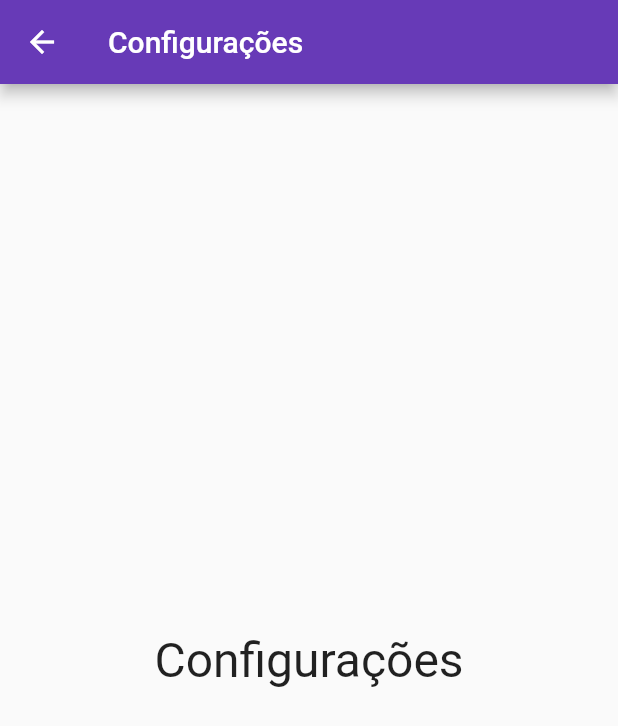
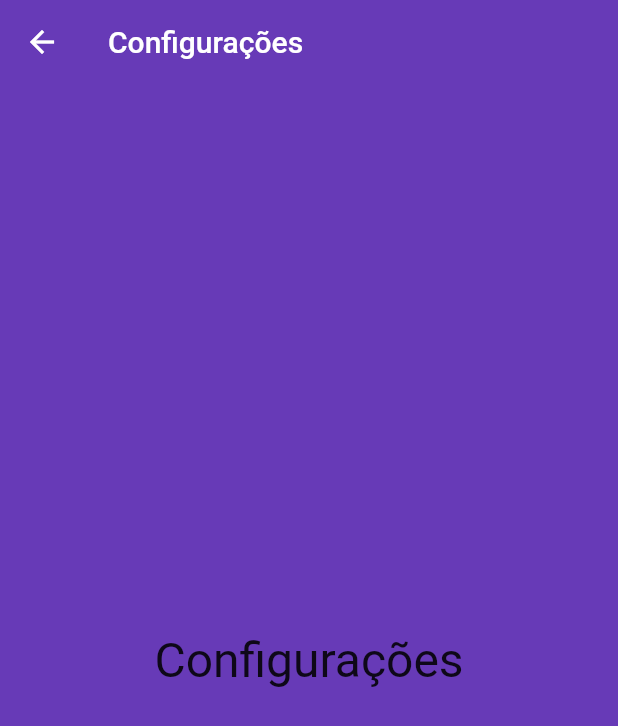
Before and after one commit to avlnx/assembly, a Flutter app: the screen it shows after launch, after a tap on the "settings" icon, on a phone screen of 412 x 824 dp. Shown: the top 726 px of the screen. Run offline on Flutter 3.47's test engine with Material 2 defaults, Android fonts, the phone set to English and light mode, and no system bars.

Commit message:
Adds load more button

```diff
--- a/lib/home_widget.dart
+++ b/lib/home_widget.dart
@@ -23,6 +23,7 @@ class _HomeState extends State<Home> {
   Widget build(BuildContext context) {
     return Scaffold(
       appBar: AppBar(
+        elevation: 0.0,
         title: Text(
           'Desenrola',
           style: TextStyle(
@@ -49,6 +50,7 @@ class _HomeState extends State<Home> {
         onTap: onTabTapped,
         currentIndex: _currentIndex, // will be set when a new tab is tapped
         type: BottomNavigationBarType.fixed,
+        fixedColor: Colors.black,
         items: [
           BottomNavigationBarItem(
             icon: new Icon(Icons.assignment_late),
--- a/lib/main.dart
+++ b/lib/main.dart
@@ -11,6 +11,7 @@ class App extends StatelessWidget {
       theme: ThemeData(
         primarySwatch: Colors.deepPurple,
         primaryColor: Colors.deepPurple,
+        scaffoldBackgroundColor: Colors.deepPurple,
       ),
       home: Home(),
     );
--- a/lib/screens/settings_screen.dart
+++ b/lib/screens/settings_screen.dart
@@ -7,6 +7,7 @@ class SettingsScreen extends StatelessWidget {
     return Scaffold(
       appBar: AppBar(
         title: Text('Configurações'),
+        elevation: 0.0,
       ),
       body: PlaceholderWidget('Configurações'),
     );
--- a/lib/tabs/mural_tab.dart
+++ b/lib/tabs/mural_tab.dart
@@ -1,9 +1,60 @@
 import 'package:flutter/material.dart';
-import '../placeholder_widget.dart';
 
-class MuralTab extends StatelessWidget {
+class MuralItem {
+  final String title;
+  final String body;
+
+  MuralItem(this.title, this.body);
+}
+
+class MuralTab extends StatefulWidget {
+  @override
+  _MuralTabState createState() => _MuralTabState();
+}
+
+class _MuralTabState extends State<MuralTab> {
   @override
   Widget build(BuildContext context) {
-    return PlaceholderWidget('Mural');
+    final items = List<MuralItem>.generate(
+        3, (i) => MuralItem("Edital #$i", "Texto do edital #$i"));
+    return Column(
+      children: <Widget>[
+        Flexible(
+          fit: FlexFit.loose,
+          child: ListView.builder(
+            itemCount: items.length,
+            itemBuilder: (context, index) {
+              final MuralItem item = items[index];
+
+              return Padding(
+                padding: EdgeInsets.fromLTRB(0.0, 0.0, 0.0, 10.0),
+                child: Card(
+                  child: ListTile(
+                    title: Center(
+                        child: Text(
+                      item.title,
+                      style: TextStyle(
+                        fontSize: 24.0,
+                      ),
+                    )),
+                    subtitle: Text(item.body.length > 50
+                        ? item.body.substring(0, 50)
+                        : item.body),
+                  ),
+                ),
+              );
+            },
+            padding: EdgeInsets.all(20.0),
+          ),
+        ),
+        Padding(
+          padding: EdgeInsets.fromLTRB(0.0, 10.0, 0.0, 10.0),
+          child: RaisedButton(
+            child: Text('Carregar posts já visualizados'),
+            onPressed: () => {},
+          ),
+        ),
+      ],
+    );
   }
 }
```
